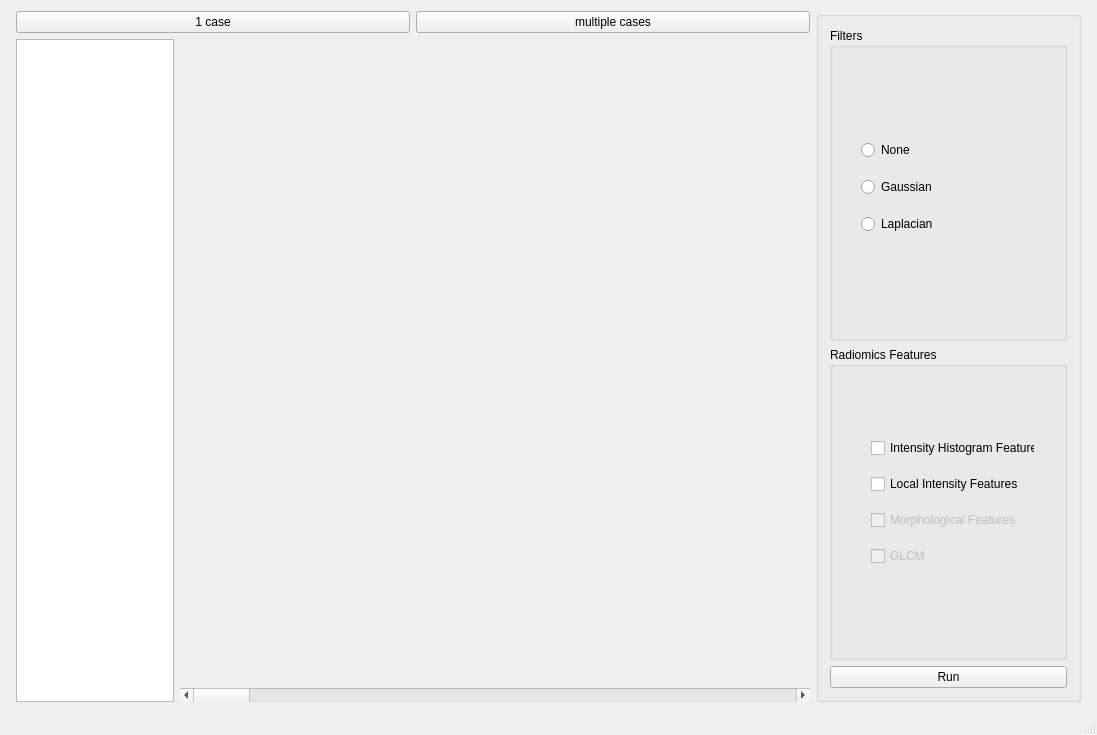
Old version of the form platform/platform.ui in the repository Jiwon-Hwang/Radiomics-Feature-Extraction.
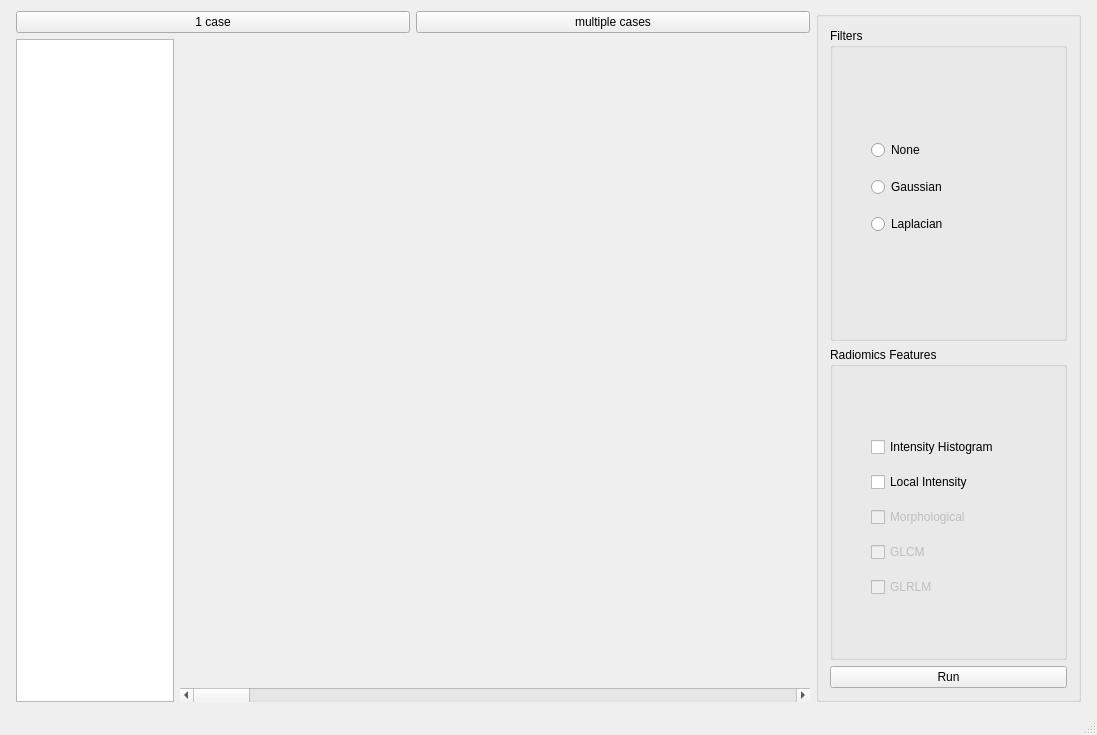
New version of the form. Icons and pictures are not drawn.

Patch:
```diff
--- a/platform/platform.ui
+++ b/platform/platform.ui
@@ -130,7 +130,7 @@
              <widget class="QWidget" name="layoutWidget">
               <property name="geometry">
                <rect>
-                <x>20</x>
+                <x>30</x>
                 <y>90</y>
                 <width>193</width>
                 <height>141</height>
@@ -176,7 +176,7 @@
                 <x>30</x>
                 <y>70</y>
                 <width>186</width>
-                <height>171</height>
+                <height>201</height>
                </rect>
               </property>
               <layout class="QVBoxLayout" name="verticalLayout_7">
@@ -186,7 +186,7 @@
                   <bool>false</bool>
                  </property>
                  <property name="text">
-                  <string>Intensity Histogram Features</string>
+                  <string>Intensity Histogram</string>
                  </property>
                  <property name="checked">
                   <bool>false</bool>
@@ -202,7 +202,7 @@
                   <bool>true</bool>
                  </property>
                  <property name="text">
-                  <string>Local Intensity Features</string>
+                  <string>Local Intensity </string>
                  </property>
                  <property name="checkable">
                   <bool>true</bool>
@@ -221,7 +221,7 @@
                   <bool>false</bool>
                  </property>
                  <property name="text">
-                  <string>Morphological Features</string>
+                  <string>Morphological </string>
                  </property>
                 </widget>
                </item>
@@ -231,7 +231,20 @@
                   <bool>false</bool>
                  </property>
                  <property name="text">
-                  <string>GLCM</string>
+                  <string>GLCM </string>
+                 </property>
+                 <property name="checked">
+                  <bool>false</bool>
+                 </property>
+                </widget>
+               </item>
+               <item>
+                <widget class="QCheckBox" name="checkBox_GLRLM">
+                 <property name="enabled">
+                  <bool>false</bool>
+                 </property>
+                 <property name="text">
+                  <string>GLRLM </string>
                  </property>
                  <property name="checked">
                   <bool>false</bool>
```
